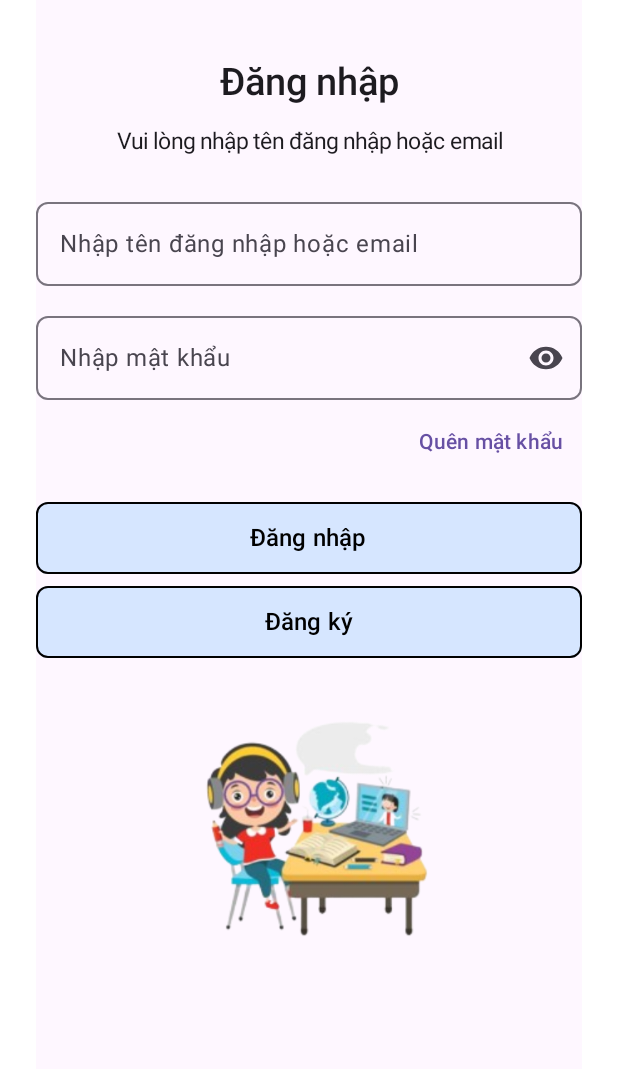
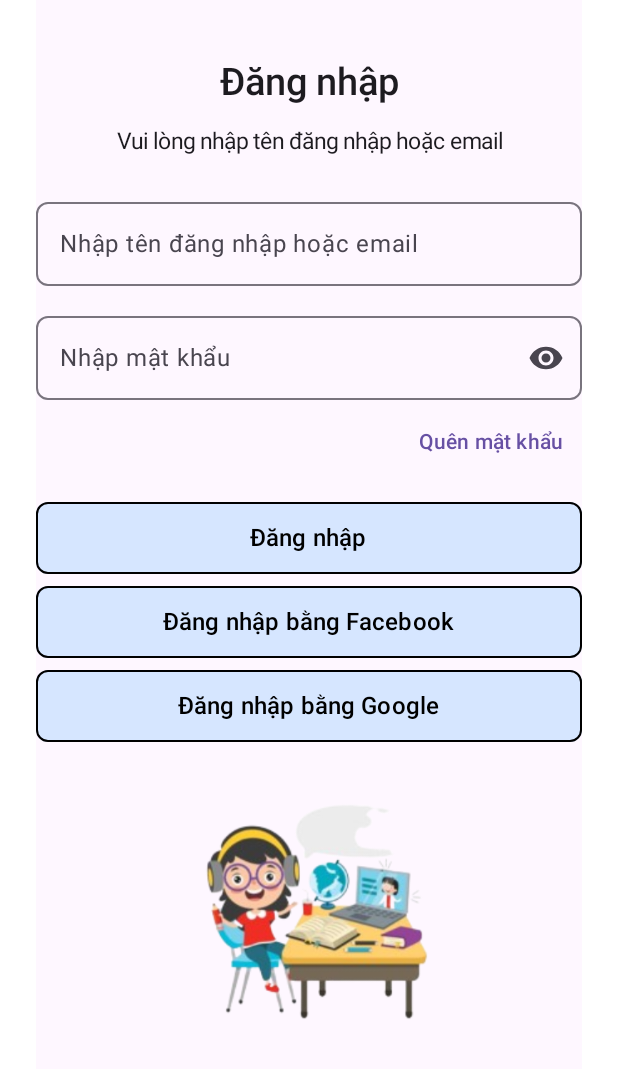
Before and after one commit to hahoang43/Study-S, an Android app built with Jetpack Compose: the @Preview function PreviewLoginScreen, on a phone screen of 412 x 824 dp, the part 119-1198 px from its top. Run offline under Robolectric (Android 15) with nearby library versions, the light colour scheme and no system bars.

Commit message:
update login

```diff
--- a/app/src/main/java/com/example/study_s/ui/screens/auth/Login.kt
+++ b/app/src/main/java/com/example/study_s/ui/screens/auth/Login.kt
@@ -22,13 +22,11 @@ import androidx.compose.ui.tooling.preview.Preview
 import androidx.compose.runtime.Composable
 import androidx.compose.foundation.BorderStroke
 import androidx.compose.ui.text.input.VisualTransformation
-
 @Preview(showBackground = true, showSystemUi = true)
 @Composable
 fun PreviewLoginScreen() {
     LoginScreen()
 }
-
 @Composable
 fun LoginScreen(
     onLoginClick: () -> Unit = {},
@@ -143,7 +141,7 @@ fun LoginScreen(
 
                 Spacer(modifier = Modifier.height(8.dp))
 
-// Nút Đăng ký
+// Nút Đăng Nhập bằng Facebook
                 OutlinedButton(
                     onClick = onRegisterClick,
                     modifier = Modifier
@@ -154,7 +152,25 @@ fun LoginScreen(
                     colors = ButtonDefaults.outlinedButtonColors(containerColor = Color(0xFFD6E6FF))
                 ) {
                     Text(
-                        text = "Đăng ký",
+                        text = "Đăng nhập bằng Facebook",
+                        color = Color.Black,
+                        fontSize = 16.sp,
+                        fontWeight = FontWeight.Medium
+                    )
+                }
+                Spacer(modifier = Modifier.height(8.dp))
+// Nút Đăng Nhập bằng Google
+                OutlinedButton(
+                    onClick = onRegisterClick,
+                    modifier = Modifier
+                        .fillMaxWidth()
+                        .height(48.dp),
+                    shape = RoundedCornerShape(8.dp),
+                    border = BorderStroke(1.dp, Color.Black),
+                    colors = ButtonDefaults.outlinedButtonColors(containerColor = Color(0xFFD6E6FF))
+                ) {
+                    Text(
+                        text = "Đăng nhập bằng Google",
                         color = Color.Black,
                         fontSize = 16.sp,
                         fontWeight = FontWeight.Medium
```
